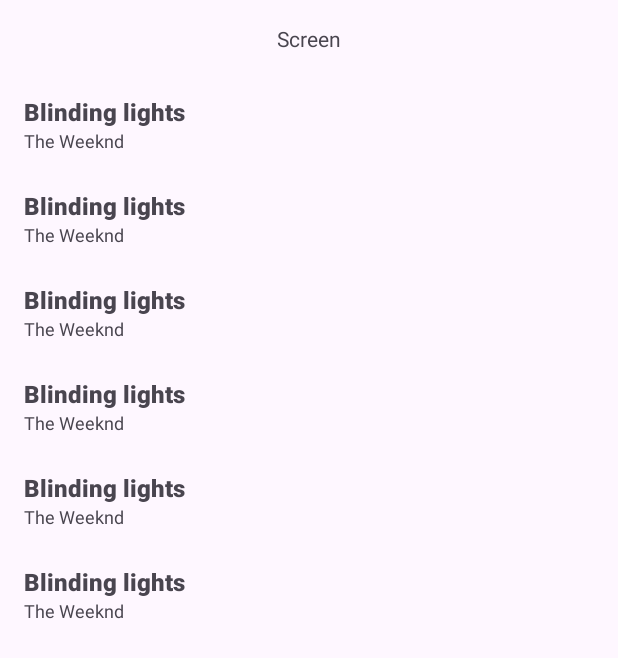
After one commit to Ev1k/SummerPract, an Android app: the layout fragment_list.xml on its own in the app's theme, with its tools: preview values and no code run, on a phone screen of 412 x 824 dp. The commit adds this screen. Shown: the top 658 px of the screen. Run offline under Robolectric (Android 15) with nearby library versions, the phone set to English and light mode, and no system bars.

Commit message:
adapter and items

```diff
--- /dev/null
+++ b/app/src/main/res/layout/fragment_list.xml
@@ -0,0 +1,30 @@
+<?xml version="1.0" encoding="utf-8"?>
+<androidx.constraintlayout.widget.ConstraintLayout xmlns:android="http://schemas.android.com/apk/res/android"
+    xmlns:app="http://schemas.android.com/apk/res-auto"
+    xmlns:tools="http://schemas.android.com/tools"
+    android:layout_width="match_parent"
+    android:layout_height="match_parent"
+    tools:context=".ListFragment">
+
+    <TextView
+        android:id="@+id/tvScreen"
+        android:layout_width="wrap_content"
+        android:layout_height="wrap_content"
+        android:layout_marginTop="16dp"
+        android:text="@string/screen"
+        app:layout_constraintBottom_toTopOf="@id/rv_songs"
+        app:layout_constraintEnd_toEndOf="parent"
+        app:layout_constraintStart_toStartOf="parent"
+        app:layout_constraintTop_toTopOf="parent"
+        tools:layout_editor_absoluteX="200dp" />
+
+    <androidx.recyclerview.widget.RecyclerView
+        android:id="@+id/rv_songs"
+        android:layout_width="match_parent"
+        android:layout_height="0dp"
+        app:layout_constraintBottom_toBottomOf="parent"
+        app:layout_constraintTop_toBottomOf="@+id/tvScreen"
+        tools:itemCount="8"
+        tools:listitem="@layout/item_song" />
+
+</androidx.constraintlayout.widget.ConstraintLayout>
--- /dev/null
+++ b/app/src/main/res/layout/item_song.xml
@@ -0,0 +1,35 @@
+<?xml version="1.0" encoding="utf-8"?>
+<androidx.constraintlayout.widget.ConstraintLayout xmlns:android="http://schemas.android.com/apk/res/android"
+    xmlns:app="http://schemas.android.com/apk/res-auto"
+    xmlns:tools="http://schemas.android.com/tools"
+    android:layout_width="match_parent"
+    android:layout_height="wrap_content">
+
+    <TextView
+        android:id="@+id/tv_title"
+        android:layout_width="0dp"
+        android:layout_height="wrap_content"
+        android:layout_marginHorizontal="16dp"
+        android:layout_marginTop="12dp"
+        android:fontFamily="sans-serif-black"
+        android:textSize="16sp"
+        app:layout_constraintBottom_toTopOf="@id/tv_desc"
+        app:layout_constraintEnd_toEndOf="parent"
+        app:layout_constraintStart_toStartOf="parent"
+        app:layout_constraintTop_toTopOf="parent"
+        tools:text="@string/blinding_lights" />
+
+    <TextView
+        android:id="@+id/tv_desc"
+        android:layout_width="0dp"
+        android:layout_height="wrap_content"
+        android:layout_marginBottom="12dp"
+        android:textSize="12sp"
+        app:layout_constraintBottom_toBottomOf="parent"
+        app:layout_constraintEnd_toEndOf="@id/tv_title"
+        app:layout_constraintHorizontal_bias="0.0"
+        app:layout_constraintStart_toStartOf="@id/tv_title"
+        app:layout_constraintTop_toBottomOf="@id/tv_title"
+        tools:text="@string/the_weeknd" />
+
+</androidx.constraintlayout.widget.ConstraintLayout>
--- a/app/src/main/res/values/strings.xml
+++ b/app/src/main/res/values/strings.xml
@@ -1,3 +1,6 @@
 <resources>
     <string name="app_name">SummerPract</string>
+    <string name="screen">Screen\n</string>
+    <string name="blinding_lights">Blinding lights</string>
+    <string name="the_weeknd">The Weeknd</string>
 </resources>
```
Also changed, not shown: app/build.gradle (+10 -1 lines), app/src/main/java/com/example/summerpract/ListFragment.kt (added, +18 -0 lines), app/src/main/java/com/example/summerpract/Song.kt (added, +8 -0 lines), app/src/main/java/com/example/summerpract/SongAdapter.kt (added, +27 -0 lines), app/src/main/java/com/example/summerpract/SongItem.kt (added, +16 -0 lines).
